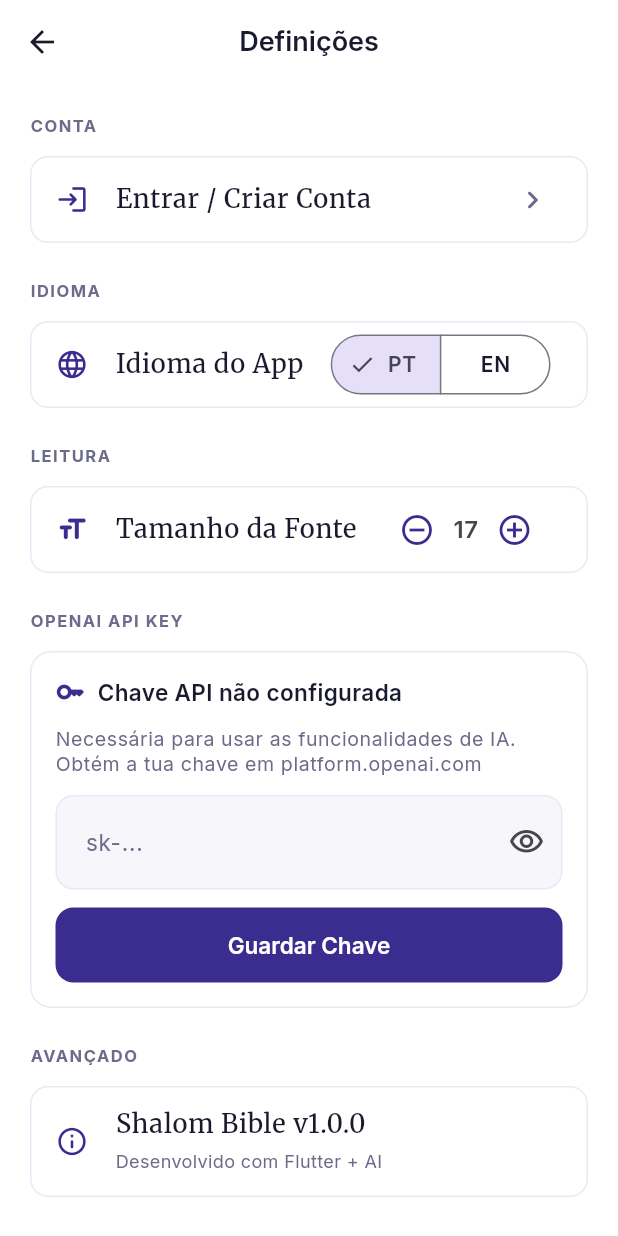
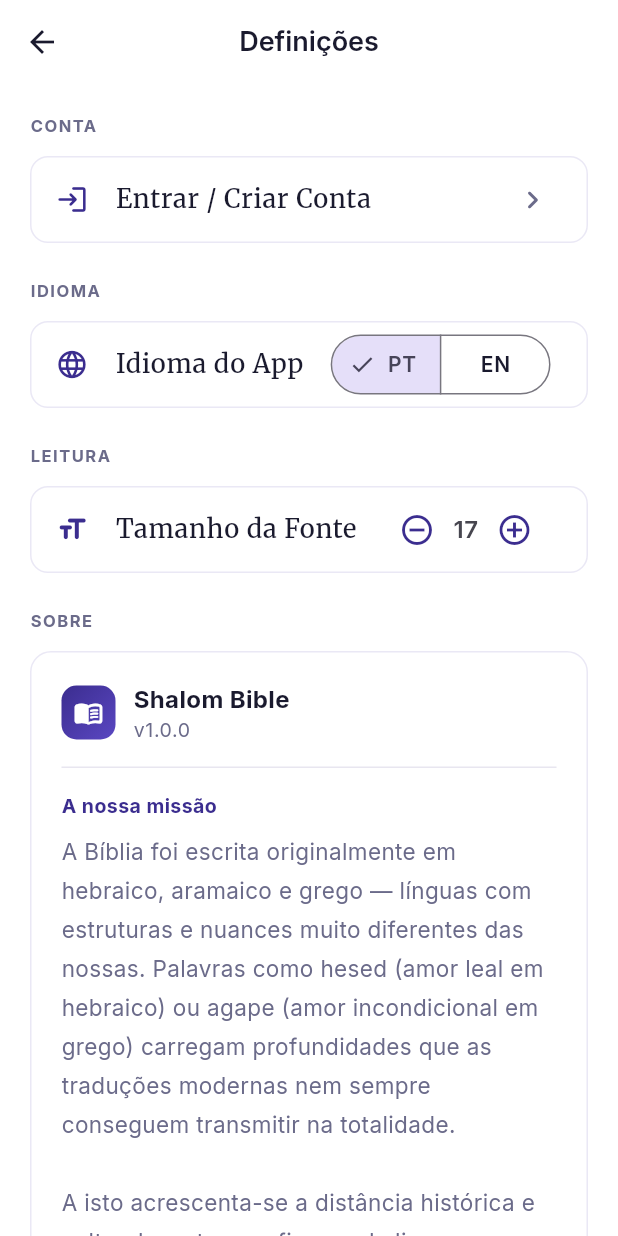
Before and after one commit to Euler-JS/shalom-bible, a Flutter app: the SettingsScreen screen opened directly, on a phone screen of 412 x 824 dp. Run offline on Flutter 3.47's test engine with Material 3 defaults, Android fonts, the phone set to English and light mode, and no system bars; our stand-ins replace dio, flutter_riverpod, flutter_secure_storage, google_fonts, share_plus, shared_preferences and 1 more; accounts and stored records are empty; network calls fail; statements that could not run were skipped.

```diff
--- a/flutter_app/lib/features/settings/settings_screen.dart
+++ b/flutter_app/lib/features/settings/settings_screen.dart
@@ -1,7 +1,7 @@
 import 'package:flutter/material.dart';
 import 'package:flutter_riverpod/flutter_riverpod.dart';
 import '../../core/theme/app_theme.dart';
-import '../../data/remote/openai_service.dart';
+
 import '../../shared/providers/auth_provider.dart';
 import '../../shared/providers/settings_provider.dart';
 import '../auth/auth_screen.dart';
@@ -14,41 +14,6 @@ class SettingsScreen extends ConsumerStatefulWidget {
 }
 
 class _SettingsScreenState extends ConsumerState<SettingsScreen> {
-  final _apiKeyCtrl = TextEditingController();
-  bool _hasApiKey = false;
-  bool _obscureApiKey = true;
-
-  @override
-  void initState() {
-    super.initState();
-    _checkApiKey();
-  }
-
-  @override
-  void dispose() {
-    _apiKeyCtrl.dispose();
-    super.dispose();
-  }
-
-  Future<void> _checkApiKey() async {
-    final has = await OpenAIService.instance.hasApiKey();
-    if (mounted) setState(() => _hasApiKey = has);
-  }
-
-  Future<void> _saveApiKey() async {
-    final key = _apiKeyCtrl.text.trim();
-    if (key.isEmpty) return;
-    await OpenAIService.instance.saveApiKey(key);
-    _apiKeyCtrl.clear();
-    setState(() => _hasApiKey = true);
-    if (mounted) {
-      ScaffoldMessenger.of(context).showSnackBar(
-        const SnackBar(
-            content: Text('Chave API guardada.'),
-            backgroundColor: AppColors.success),
-      );
-    }
-  }
 
   @override
   Widget build(BuildContext context) {
@@ -167,10 +132,10 @@ class _SettingsScreenState extends ConsumerState<SettingsScreen> {
 
           const SizedBox(height: 24),
 
-          // OpenAI API Key
-          _SectionHeader(title: 'OpenAI API Key'),
+          // About
+          _SectionHeader(title: isPT ? 'Sobre' : 'About'),
           Container(
-            padding: const EdgeInsets.all(16),
+            padding: const EdgeInsets.all(20),
             decoration: BoxDecoration(
               color: Colors.white,
               borderRadius: BorderRadius.circular(14),
@@ -181,75 +146,73 @@ class _SettingsScreenState extends ConsumerState<SettingsScreen> {
               children: [
                 Row(
                   children: [
-                    Icon(
-                      _hasApiKey
-                          ? Icons.check_circle_rounded
-                          : Icons.key_rounded,
-                      color: _hasApiKey ? AppColors.success : AppColors.primary,
-                      size: 20,
+                    Container(
+                      padding: const EdgeInsets.all(8),
+                      decoration: BoxDecoration(
+                        gradient: AppColors.primaryGradient,
+                        borderRadius: BorderRadius.circular(10),
+                      ),
+                      child: const Icon(Icons.menu_book_rounded,
+                          color: Colors.white, size: 20),
                     ),
-                    const SizedBox(width: 8),
-                    Text(
-                      _hasApiKey
-                          ? (isPT ? 'Chave API configurada' : 'API key configured')
-                          : (isPT
-                              ? 'Chave API não configurada'
-                              : 'API key not configured'),
-                      style: TextStyle(
-                        fontWeight: FontWeight.w600,
-                        color:
-                            _hasApiKey ? AppColors.success : AppColors.textPrimary,
-                      ),
+                    const SizedBox(width: 12),
+                    Column(
+                      crossAxisAlignment: CrossAxisAlignment.start,
+                      children: [
+                        const Text(
+                          'Shalom Bible',
+                          style: TextStyle(
+                            fontWeight: FontWeight.w700,
+                            fontSize: 16,
+                            color: AppColors.textPrimary,
+                          ),
+                        ),
+                        Text(
+                          'v1.0.0',
+                          style: theme.textTheme.bodySmall,
+                        ),
+                      ],
                     ),
                   ],
                 ),
-                const SizedBox(height: 12),
+                const SizedBox(height: 16),
+                const Divider(height: 1),
+                const SizedBox(height: 16),
+                Text(
+                  isPT ? 'A nossa missão' : 'Our mission',
+                  style: const TextStyle(
+                    fontWeight: FontWeight.w700,
+                    fontSize: 13,
+                    color: AppColors.primary,
+                    letterSpacing: 0.3,
+                  ),
+                ),
+                const SizedBox(height: 8),
                 Text(
                   isPT
-                      ? 'Necessária para usar as funcionalidades de IA. Obtém a tua chave em platform.openai.com'
-                      : 'Required to use AI features. Get your key at platform.openai.com',
-                  style: theme.textTheme.bodySmall,
-                ),
-                const SizedBox(height: 12),
-                TextField(
-                  controller: _apiKeyCtrl,
-                  obscureText: _obscureApiKey,
-                  decoration: InputDecoration(
-                    hintText: 'sk-...',
-                    suffixIcon: Row(
-                      mainAxisSize: MainAxisSize.min,
-                      children: [
-                        IconButton(
-                          icon: Icon(_obscureApiKey
-                              ? Icons.visibility_outlined
-                              : Icons.visibility_off_outlined),
-                          onPressed: () => setState(
-                              () => _obscureApiKey = !_obscureApiKey),
-                        ),
-                      ],
-                    ),
-                  ),
-                ),
-                const SizedBox(height: 12),
-                SizedBox(
-                  width: double.infinity,
-                  child: ElevatedButton(
-                    onPressed: _saveApiKey,
-                    child: Text(isPT ? 'Guardar Chave' : 'Save Key'),
+                      ? 'A Bíblia foi escrita originalmente em hebraico, aramaico e grego — línguas com estruturas e nuances muito diferentes das nossas. '
+                        'Palavras como hesed (amor leal em hebraico) ou agape (amor incondicional em grego) carregam profundidades que as traduções modernas nem sempre conseguem transmitir na totalidade.\n\n'
+                        'A isto acrescenta-se a distância histórica e cultural: costumes, figuras de linguagem e referências do Oriente Próximo antigo que eram óbvias para os leitores originais podem parecer estranhas hoje. '
+                        'E a Bíblia contém géneros literários muito distintos — poesia, profecia, lei, narrativa, carta — que pedem leituras diferentes.\n\n'
+                        'O Shalom Bible existe para tornar esse conhecimento acessível a qualquer pessoa. '
+                        'Sem impor uma denominação, sem julgamentos — apenas explicações honestas, contexto real e espaço para as tuas próprias perguntas.\n\n'
+                        'O nosso desejo é simples: que quem abre a Bíblia a compreenda melhor, '
+                        'e que esse entendimento traga mais liberdade e uma fé mais consciente.'
+                      : 'The Bible was originally written in Hebrew, Aramaic, and Greek — languages with structures and nuances very different from our own. '
+                        'Words like hesed (loyal love in Hebrew) or agape (unconditional love in Greek) carry depths that modern translations don\'t always fully convey.\n\n'
+                        'Add to this the historical and cultural distance: customs, figures of speech, and references from the ancient Near East that were obvious to original readers can feel strange today. '
+                        'And the Bible contains very distinct literary genres — poetry, prophecy, law, narrative, letter — each requiring a different kind of reading.\n\n'
+                        'Shalom Bible exists to make this knowledge accessible to anyone. '
+                        'Without imposing a denomination, without judgment — just honest explanations, real context, and space for your own questions.\n\n'
+                        'Our desire is simple: that whoever opens the Bible understands it better, '
+                        'and that understanding brings more freedom and a more informed faith.',
+                  style: theme.textTheme.bodyMedium?.copyWith(
+                    height: 1.7,
+                    color: AppColors.textSecondary,
                   ),
                 ),
               ],
             ),
-          ),
-
-          const SizedBox(height: 24),
-
-          // Backend URL (for developers)
-          _SectionHeader(title: isPT ? 'Avançado' : 'Advanced'),
-          _SettingsTile(
-            icon: Icons.info_outline_rounded,
-            title: 'Shalom Bible v1.0.0',
-            subtitle: isPT ? 'Desenvolvido com Flutter + AI' : 'Built with Flutter + AI',
           ),
         ],
       ),
```
Also changed, not shown: flutter_app/lib/features/reading/reading_screen.dart (+25 -16 lines), flutter_app/lib/features/scenario_search/scenario_search_screen.dart (+7 -2 lines), flutter_app/lib/features/sermon_generator/sermon_generator_screen.dart (+7 -2 lines), flutter_app/lib/main.dart (+17 -20 lines).
